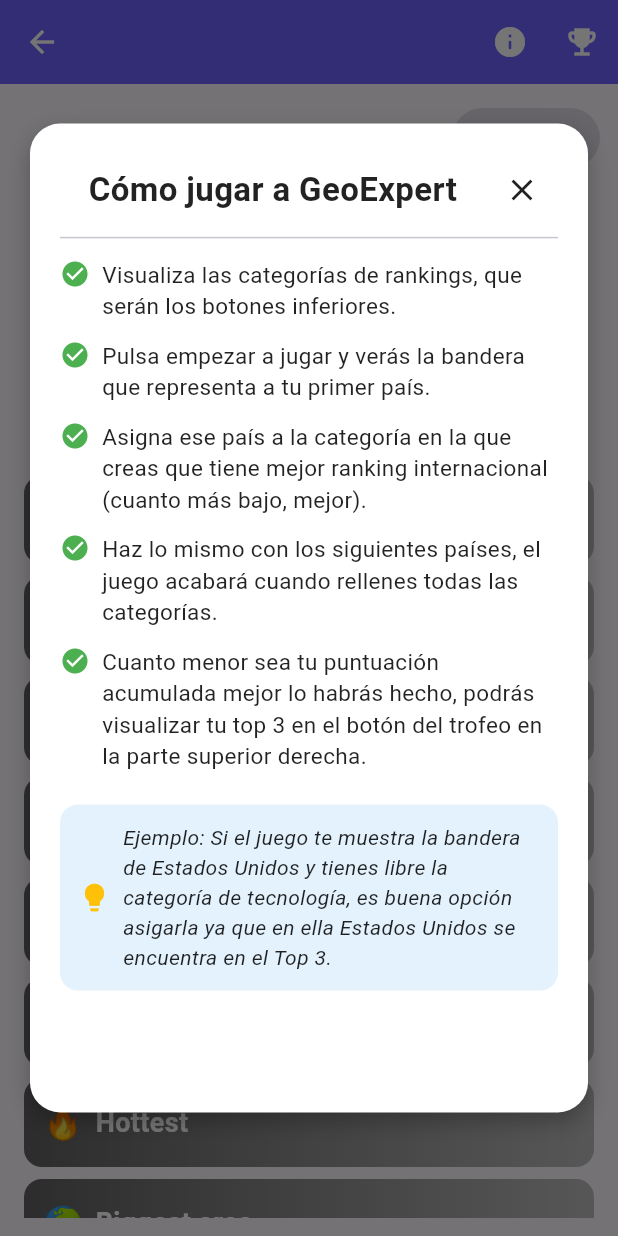
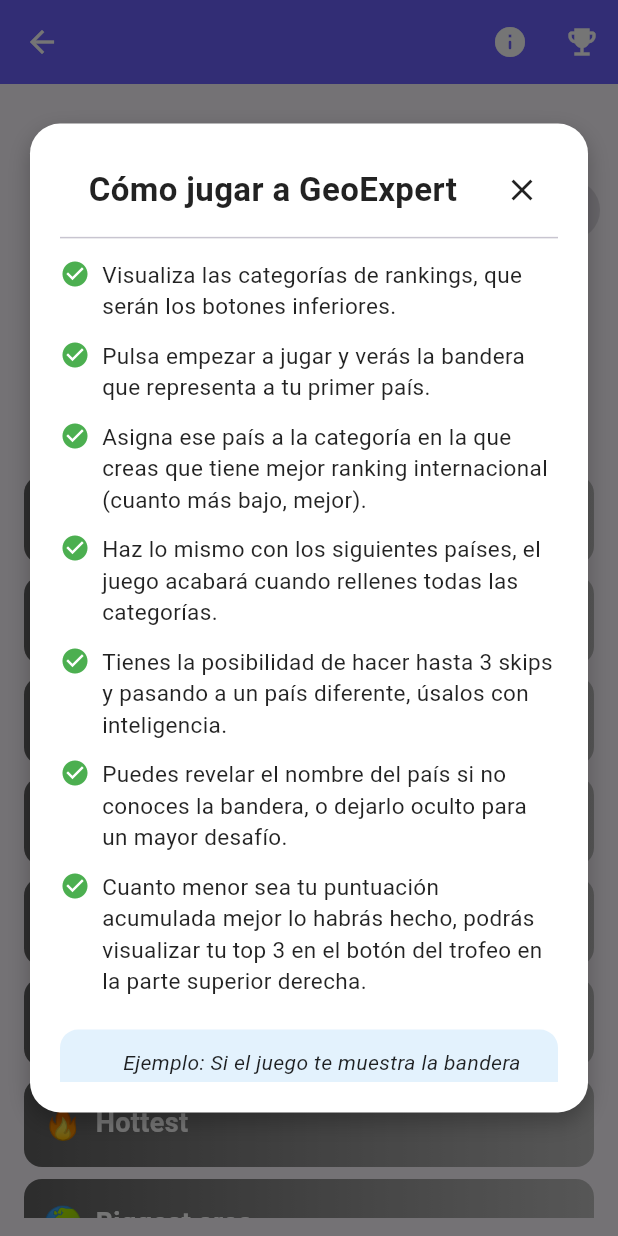
Before and after one commit to AlejandroMilla99/gameBible, a Flutter app: the GeoExpertPage screen opened directly with empty values, after a tap on the "info" icon, on a phone screen of 412 x 824 dp. Run offline on Flutter 3.47's test engine with Material 3 defaults, Android fonts, the phone set to English and light mode, and no system bars; our stand-ins replace audioplayers, confetti, permission_handler, share_plus, shared_preferences; missing offline and left inert: ffmpeg_kit_flutter_new, record; accounts and stored records are empty; network calls fail; project files that could hold a hidden picture were left out.

Commit message:
GeoExpert daily challenge finished

```diff
--- a/lib/l10n/app_es.arb
+++ b/lib/l10n/app_es.arb
@@ -66,7 +66,7 @@
   "loseTitle": "😢 Fin del juego 😢",
   "winDescription": "¡Felicidades! La palabra era {word}. Acertaste en {attempts} intentos.",
   "loseDescription": "No acertaste la palabra. La correcta era: {word}",
-  "playAgain": "Jugar de nuevo",
+  "playAgain": "Repetir",
 
 
   "nextQuestion": "Siguiente pregunta",
@@ -141,6 +141,17 @@
   "record": "Pulsa para grabar",
   "reproduce": "Pulsa para reproducir",
 
-  "loading": "Cargando..."
+  "loading": "Cargando...",
+
+  "geoExpertTotalScore": "Puntuación total: {totalScore}",
+  "startGame": "Empezar",
+  "geoExpertShowName": "Revelar nombre",
+  "gameOver": "Fin del juego",
+  "share": "Compartir",
+  "geoExpertAbandonTryDaily": "Has abandonado el intento. Puntuación penal:",
+  "geoExpertFinalScoreDaily": "Tu puntuación total ha sido:",
+  "geoExpertFinalScoreNormal": "Tu puntuación total es:",
+  "geoExpertShareText": "🌍 Día #1 en GeoExpert\n🏆 Puntuación Total: $displayScore\n🎯 ¡Demuestra tus conocimientos geográficos!\n📲 Juega ahora: https://link_a_la_app",
+  "geoExpertRecommendation": "⚡ Podrías haber elegido mejor: {category} (Ranking: {rank})"
 
 }
--- a/lib/l10n/app_localizations.dart
+++ b/lib/l10n/app_localizations.dart
@@ -844,6 +844,66 @@ abstract class AppLocalizations {
   /// In en, this message translates to:
   /// **'Loading...'**
   String get loading;
+
+  /// No description provided for @geoExpertTotalScore.
+  ///
+  /// In en, this message translates to:
+  /// **'Total score: {totalScore}'**
+  String geoExpertTotalScore(Object totalScore);
+
+  /// No description provided for @startGame.
+  ///
+  /// In en, this message translates to:
+  /// **'Start game'**
+  String get startGame;
+
+  /// No description provided for @geoExpertShowName.
+  ///
+  /// In en, this message translates to:
+  /// **'Show name'**
+  String get geoExpertShowName;
+
+  /// No description provided for @gameOver.
+  ///
+  /// In en, this message translates to:
+  /// **'Game over'**
+  String get gameOver;
+
+  /// No description provided for @share.
+  ///
+  /// In en, this message translates to:
+  /// **'Share'**
+  String get share;
+
+  /// No description provided for @geoExpertAbandonTryDaily.
+  ///
+  /// In en, this message translates to:
+  /// **'You have abandoned the attempt. Penalty score:'**
+  String get geoExpertAbandonTryDaily;
+
+  /// No description provided for @geoExpertFinalScoreDaily.
+  ///
+  /// In en, this message translates to:
+  /// **'Your total score was:'**
+  String get geoExpertFinalScoreDaily;
+
+  /// No description provided for @geoExpertFinalScoreNormal.
+  ///
+  /// In en, this message translates to:
+  /// **'Your total score is:'**
+  String get geoExpertFinalScoreNormal;
+
+  /// No description provided for @geoExpertShareText.
+  ///
+  /// In en, this message translates to:
+  /// **'🌍 Day #1 at GeoExpert\n🏆 Total Score: {displayScore}\n🎯 Show off your geographic knowledge!\n📲 Play now: https://link_to_the_app'**
+  String geoExpertShareText(Object displayScore);
+
+  /// No description provided for @geoExpertRecommendation.
+  ///
+  /// In en, this message translates to:
+  /// **'⚡You had a better choice: {category} (Rank: {rank})'**
+  String geoExpertRecommendation(Object category, Object rank);
 }
 
 class _AppLocalizationsDelegate extends LocalizationsDelegate<AppLocalizations> {
--- a/lib/l10n/app_localizations_es.dart
+++ b/lib/l10n/app_localizations_es.dart
@@ -199,7 +199,7 @@ class AppLocalizationsEs extends AppLocalizations {
   }
 
   @override
-  String get playAgain => 'Jugar de nuevo';
+  String get playAgain => 'Repetir';
 
   @override
   String get nextQuestion => 'Siguiente pregunta';
@@ -386,4 +386,40 @@ class AppLocalizationsEs extends AppLocalizations {
 
   @override
   String get loading => 'Cargando...';
+
+  @override
+  String geoExpertTotalScore(Object totalScore) {
+    return 'Puntuación total: $totalScore';
+  }
+
+  @override
+  String get startGame => 'Empezar';
+
+  @override
+  String get geoExpertShowName => 'Revelar nombre';
+
+  @override
+  String get gameOver => 'Fin del juego';
+
+  @override
+  String get share => 'Compartir';
+
+  @override
+  String get geoExpertAbandonTryDaily => 'Has abandonado el intento. Puntuación penal:';
+
+  @override
+  String get geoExpertFinalScoreDaily => 'Tu puntuación total ha sido:';
+
+  @override
+  String get geoExpertFinalScoreNormal => 'Tu puntuación total es:';
+
+  @override
+  String geoExpertShareText(Object displayScore) {
+    return '🌍 Día #1 en GeoExpert\n🏆 Puntuación Total: \$displayScore\n🎯 ¡Demuestra tus conocimientos geográficos!\n📲 Juega ahora: https://link_a_la_app';
+  }
+
+  @override
+  String geoExpertRecommendation(Object category, Object rank) {
+    return '⚡ Podrías haber elegido mejor: $category (Ranking: $rank)';
+  }
 }
--- a/lib/pages/games/geoExpert/geo_expert_page.dart
+++ b/lib/pages/games/geoExpert/geo_expert_page.dart
@@ -4,6 +4,7 @@ import 'package:gamebible/constants/app_colors.dart';
 import 'geo_expert_viewModel.dart';
 import 'package:gamebible/components/dialogs/game_info_dialog.dart';
 import 'package:gamebible/components/dialogs/custom_snackbar.dart';
+import 'package:gamebible/l10n/app_localizations.dart';
 
 class GeoExpertPage extends StatefulWidget {
   const GeoExpertPage({super.key, required this.title, required this.isDailyMode});
@@ -20,6 +21,7 @@ class _GeoExpertPageState extends State<GeoExpertPage>
 
   @override
   Widget build(BuildContext context) {
+    final t = AppLocalizations.of(context)!;
     return ChangeNotifierProvider(
       create: (_) => GeoExpertViewModel(context, widget.isDailyMode),
       child: Consumer<GeoExpertViewModel>(builder: (context, vm, child) {
@@ -50,8 +52,7 @@ class _GeoExpertPageState extends State<GeoExpertPage>
                 children: [
                   const SizedBox(height: 24),
                   Center(
-                    child: Text(
-                      "Total Score: ${vm.totalScore}",
+                    child: Text(t.geoExpertTotalScore(vm.totalScore),
                       style: const TextStyle(
                         fontSize: 20,
                         fontWeight: FontWeight.bold,
@@ -73,7 +74,7 @@ class _GeoExpertPageState extends State<GeoExpertPage>
                                     textStyle: const TextStyle(fontSize: 22),
                                   ),
                                   onPressed: vm.startRolling,
-                                  child: const Text("Start Game"),
+                                  child: Text(t.startGame),
                                 )
                               : const Text("",
                                   style: TextStyle(fontSize: 16)))
@@ -106,7 +107,7 @@ class _GeoExpertPageState extends State<GeoExpertPage>
                                                     });
                                                   },
                                             child:
-                                                const Text("Revelar nombre"),
+                                                Text(t.geoExpertShowName),
                                           )
                                         : Text(
                                             vm.isRolling
@@ -266,7 +267,7 @@ class _GeoExpertPageState extends State<GeoExpertPage>
                                     textStyle: const TextStyle(fontSize: 18),
                                   ),
                                   onPressed: vm.restartGame,
-                                  child: const Text("Reset Game"),
+                                  child: Text(t.resetGame),
                                 ),
                               ),
                             );
@@ -282,8 +283,9 @@ class _GeoExpertPageState extends State<GeoExpertPage>
               ),
               // --- Botón Skip arriba a la derecha ---
               Positioned(
-                top: 12,
+                top: 60,
                 right: 12,
+                width: 100,
                 child: ElevatedButton(
                   onPressed: vm.skipsLeft > 0 && !vm.isRolling && vm.gameStarted
                       ? vm.skipCountry
@@ -325,6 +327,8 @@ class _GeoExpertPageState extends State<GeoExpertPage>
           "Pulsa empezar a jugar y verás la bandera que representa a tu primer país.",
           "Asigna ese país a la categoría en la que creas que tiene mejor ranking internacional (cuanto más bajo, mejor).",
           "Haz lo mismo con los siguientes países, el juego acabará cuando rellenes todas las categorías.",
+          "Tienes la posibilidad de hacer hasta 3 skips y pasando a un país diferente, úsalos con inteligencia.",
+          "Puedes revelar el nombre del país si no conoces la bandera, o dejarlo oculto para un mayor desafío.",
           "Cuanto menor sea tu puntuación acumulada mejor lo habrás hecho, podrás visualizar tu top 3 en el botón del trofeo en la parte superior derecha."
         ],
         example:
```
Also changed, not shown: lib/l10n/app_en.arb (+13 -1 lines), lib/l10n/app_localizations_en.dart (+36 -0 lines), lib/pages/games/geoExpert/geo_expert_viewModel.dart (+223 -29 lines).
